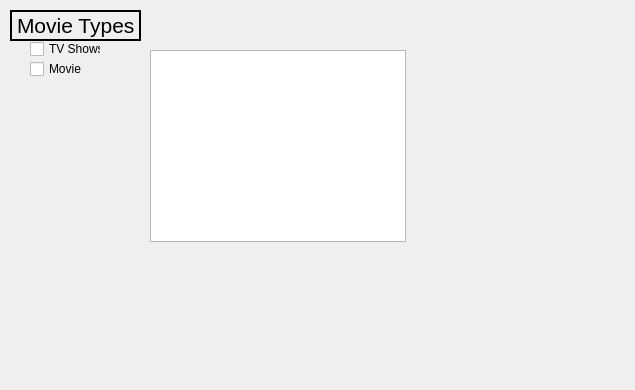
This is ProjectModernCpp/ProjectModernCpp/userpreferenceswindow.ui in rdmc10/Neflix as Qt 5 draws it before an edit. The edited form follows.
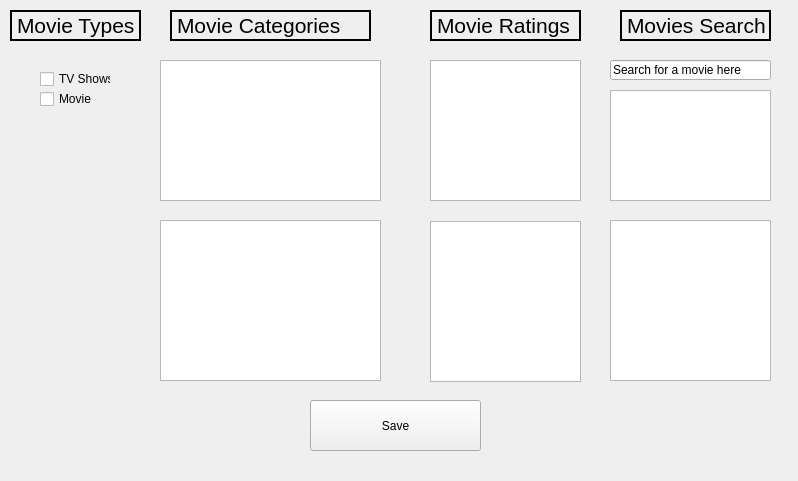
This is the edited form.

Commit message: Finished UserPreferences window and added function in CSVMovie to search for a movie upon a given name

Patch:
```diff
--- a/ProjectModernCpp/ProjectModernCpp/userpreferenceswindow.ui
+++ b/ProjectModernCpp/ProjectModernCpp/userpreferenceswindow.ui
@@ -6,8 +6,8 @@
    <rect>
     <x>0</x>
     <y>0</y>
-    <width>635</width>
-    <height>390</height>
+    <width>798</width>
+    <height>481</height>
    </rect>
   </property>
   <property name="windowTitle">
@@ -16,8 +16,8 @@
   <widget class="QCheckBox" name="checkBox_TVShow">
    <property name="geometry">
     <rect>
-     <x>30</x>
-     <y>40</y>
+     <x>40</x>
+     <y>70</y>
      <width>71</width>
      <height>18</height>
     </rect>
@@ -29,8 +29,8 @@
   <widget class="QCheckBox" name="checkBox_Movie">
    <property name="geometry">
     <rect>
-     <x>30</x>
-     <y>60</y>
+     <x>40</x>
+     <y>90</y>
      <width>71</width>
      <height>18</height>
     </rect>
@@ -63,13 +63,152 @@
   <widget class="QListWidget" name="listWidget_movieCategories">
    <property name="geometry">
     <rect>
-     <x>150</x>
-     <y>50</y>
-     <width>256</width>
-     <height>192</height>
+     <x>160</x>
+     <y>60</y>
+     <width>221</width>
+     <height>141</height>
     </rect>
    </property>
   </widget>
+  <widget class="QListWidget" name="listWidget_selectedMovieCategories">
+   <property name="geometry">
+    <rect>
+     <x>160</x>
+     <y>220</y>
+     <width>221</width>
+     <height>161</height>
+    </rect>
+   </property>
+  </widget>
+  <widget class="QLabel" name="label_movieCategoryText">
+   <property name="geometry">
+    <rect>
+     <x>170</x>
+     <y>10</y>
+     <width>201</width>
+     <height>31</height>
+    </rect>
+   </property>
+   <property name="font">
+    <font>
+     <pointsize>16</pointsize>
+    </font>
+   </property>
+   <property name="frameShape">
+    <enum>QFrame::WinPanel</enum>
+   </property>
+   <property name="text">
+    <string>Movie Categories</string>
+   </property>
+  </widget>
+  <widget class="QListWidget" name="listWidget_movieRatings">
+   <property name="geometry">
+    <rect>
+     <x>430</x>
+     <y>60</y>
+     <width>151</width>
+     <height>141</height>
+    </rect>
+   </property>
+  </widget>
+  <widget class="QListWidget" name="listWidget_selectedMovieRatings">
+   <property name="geometry">
+    <rect>
+     <x>430</x>
+     <y>221</y>
+     <width>151</width>
+     <height>161</height>
+    </rect>
+   </property>
+  </widget>
+  <widget class="QLabel" name="label_movieRatingText">
+   <property name="geometry">
+    <rect>
+     <x>430</x>
+     <y>10</y>
+     <width>151</width>
+     <height>31</height>
+    </rect>
+   </property>
+   <property name="font">
+    <font>
+     <pointsize>16</pointsize>
+    </font>
+   </property>
+   <property name="frameShape">
+    <enum>QFrame::WinPanel</enum>
+   </property>
+   <property name="text">
+    <string>Movie Ratings</string>
+   </property>
+  </widget>
+  <widget class="QLineEdit" name="lineEdit_movieSearch">
+   <property name="geometry">
+    <rect>
+     <x>610</x>
+     <y>60</y>
+     <width>161</width>
+     <height>20</height>
+    </rect>
+   </property>
+   <property name="text">
+    <string>Search for a movie here</string>
+   </property>
+  </widget>
+  <widget class="QListWidget" name="listWidget_movies">
+   <property name="geometry">
+    <rect>
+     <x>610</x>
+     <y>90</y>
+     <width>161</width>
+     <height>111</height>
+    </rect>
+   </property>
+  </widget>
+  <widget class="QListWidget" name="listWidget_selectedMovies">
+   <property name="geometry">
+    <rect>
+     <x>610</x>
+     <y>220</y>
+     <width>161</width>
+     <height>161</height>
+    </rect>
+   </property>
+  </widget>
+  <widget class="QLabel" name="label_movieText">
+   <property name="geometry">
+    <rect>
+     <x>620</x>
+     <y>10</y>
+     <width>151</width>
+     <height>31</height>
+    </rect>
+   </property>
+   <property name="font">
+    <font>
+     <pointsize>16</pointsize>
+    </font>
+   </property>
+   <property name="frameShape">
+    <enum>QFrame::WinPanel</enum>
+   </property>
+   <property name="text">
+    <string>Movies Search</string>
+   </property>
+  </widget>
+  <widget class="QPushButton" name="saveButton">
+   <property name="geometry">
+    <rect>
+     <x>310</x>
+     <y>400</y>
+     <width>171</width>
+     <height>51</height>
+    </rect>
+   </property>
+   <property name="text">
+    <string>Save</string>
+   </property>
+  </widget>
  </widget>
  <resources/>
  <connections/>
```
The commit also changes 3 other files.
